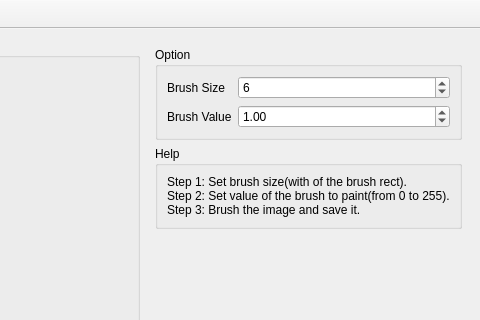
This is ui/mainwindow.ui in xiangxw/saliency-marker as Qt 5 draws it before an edit; both pictures show x 551 to 1031 and y 0 to 320 of the 1031 by 600 pixel window. The edited form follows.
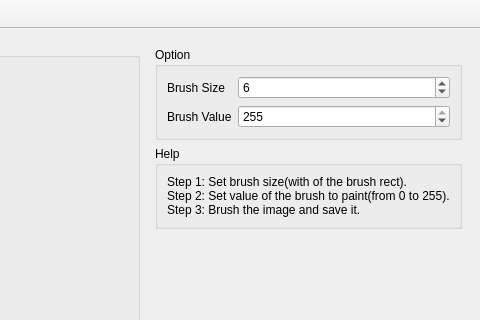
This is the edited form.

Commit message: use paintEvent to paint the image

```diff
--- a/ui/mainwindow.ui
+++ b/ui/mainwindow.ui
@@ -83,9 +83,12 @@
                </widget>
               </item>
               <item row="1" column="1">
-               <widget class="QDoubleSpinBox" name="brushValueDoubleSpinBox">
+               <widget class="QSpinBox" name="brushValueSpinBox">
+                <property name="maximum">
+                 <number>255</number>
+                </property>
                 <property name="value">
-                 <double>1.000000000000000</double>
+                 <number>255</number>
                 </property>
                </widget>
               </item>
```
The commit also changes 2 other files.
